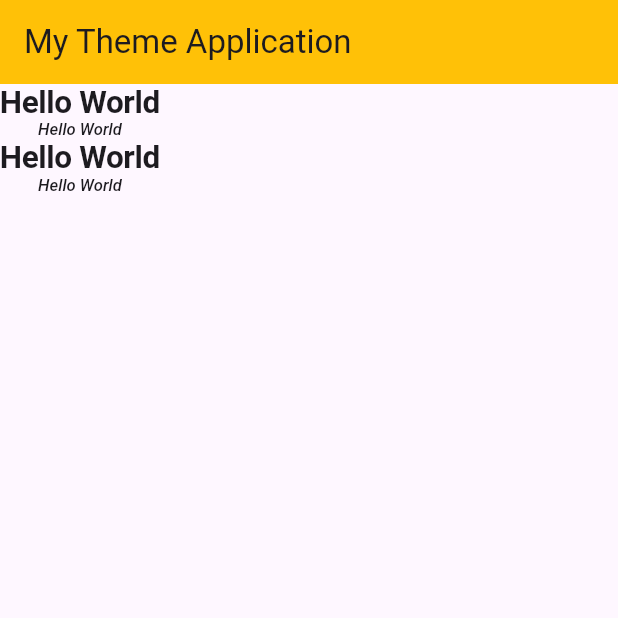
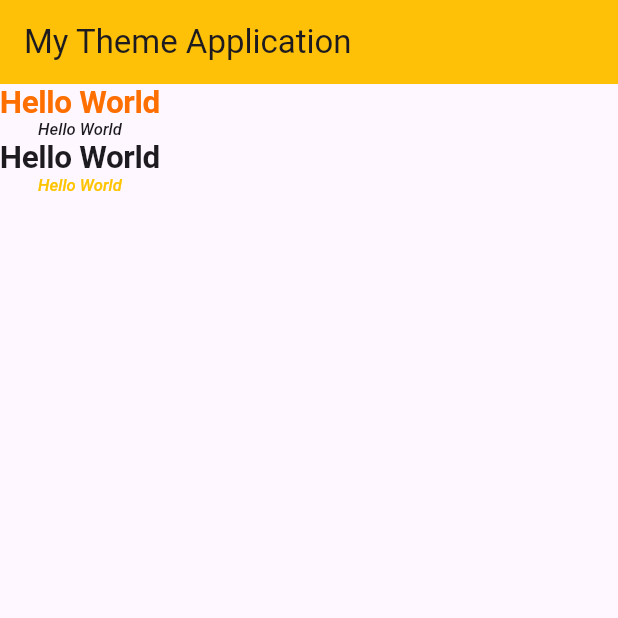
Before and after one commit to meetshaheer/Flutter-Modern-E-commerce-UI, a Flutter app: the screen it shows after launch, on a phone screen of 412 x 824 dp, the top half of it. Run offline on Flutter 3.47's test engine with Material 3 defaults, Android fonts, the phone set to English and light mode, and no system bars.

Commit message:
Addon with copywith attribute

```diff
--- a/cartzy/lib/main.dart
+++ b/cartzy/lib/main.dart
@@ -43,7 +43,10 @@
         children: [
           Text(
             "Hello World",
-            style: Theme.of(context).textTheme.displayLarge,
+            style: Theme.of(context)
+                .textTheme
+                .displayLarge!
+                .copyWith(color: Colors.amber[900]),
           ),
           Text(
             "Hello World",
@@ -55,7 +58,10 @@
           ),
           Text(
             "Hello World",
-            style: Theme.of(context).textTheme.displayMedium,
+            style: Theme.of(context)
+                .textTheme
+                .displayMedium!
+                .copyWith(color: Colors.amberAccent[400]),
           ),
         ],
       ),
```
